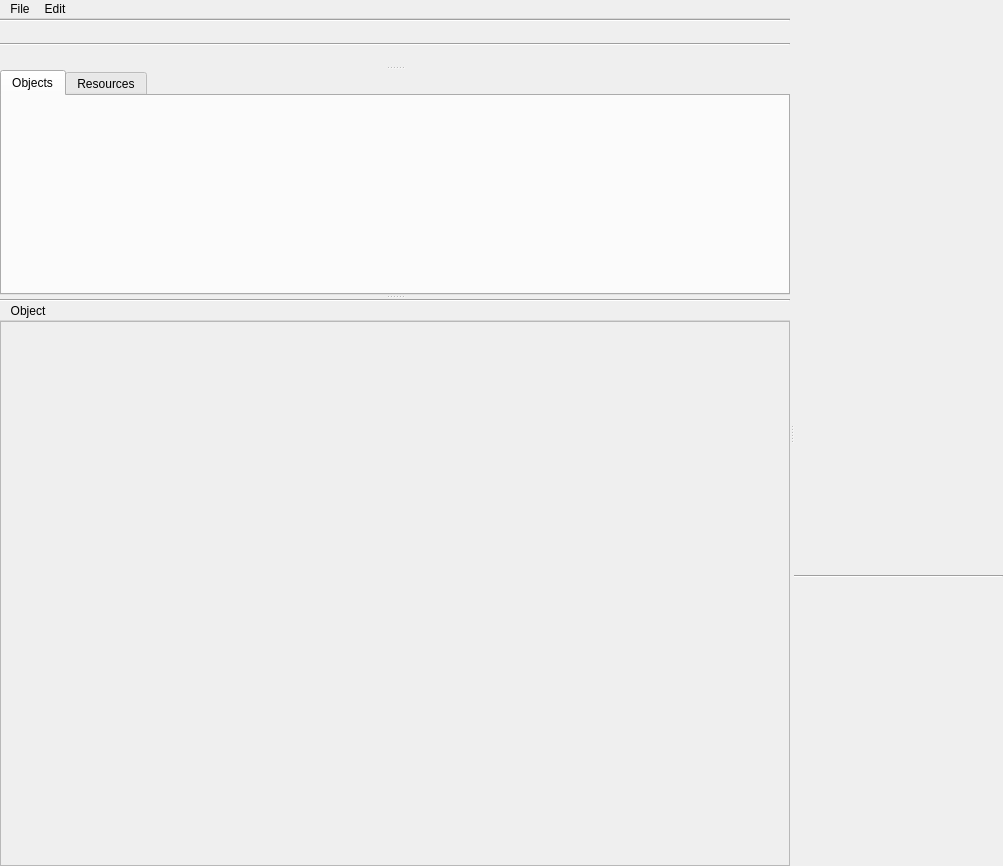
The window that src/gui/qt/Window.ui (stippi/WonderBrush-v3) describes before a commit, drawn with Qt 5.
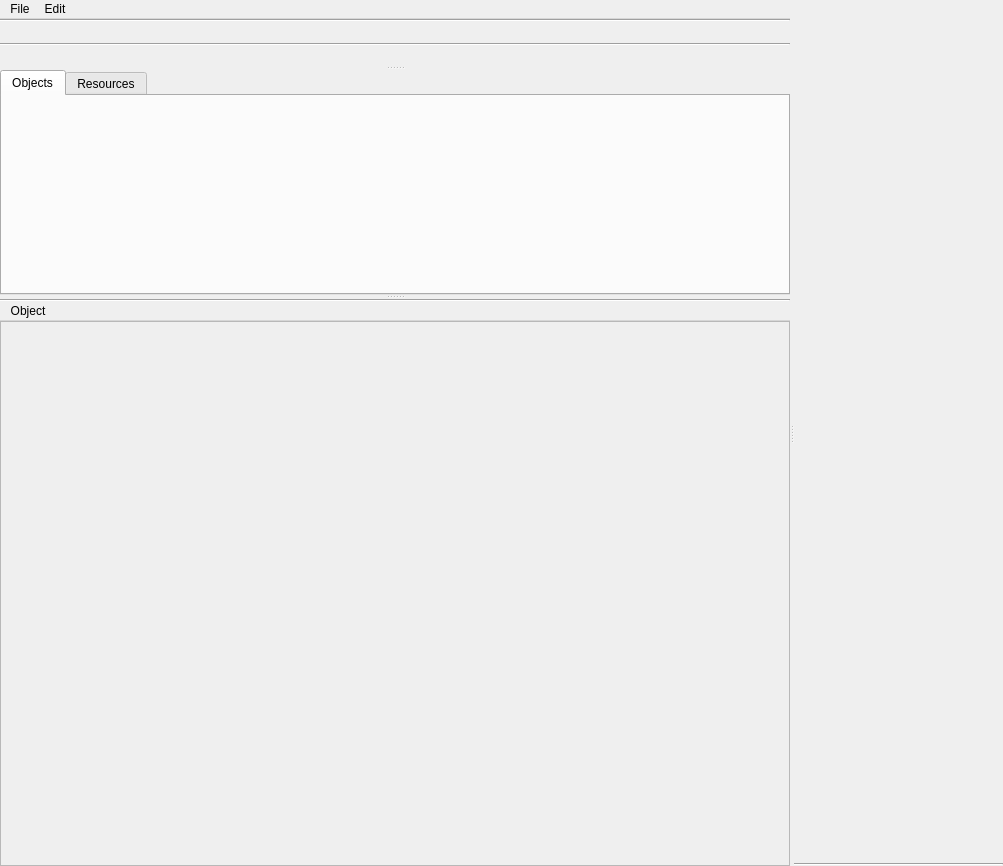
The same window after the commit. Custom widgets are drawn as their Qt base class.

Commit message: Qt: beginnings to get the tools added to the window

```diff
--- a/src/gui/qt/Window.ui
+++ b/src/gui/qt/Window.ui
@@ -149,7 +149,7 @@
          <number>0</number>
         </property>
         <item>
-         <widget class="QWidget" name="toolConfigView" native="true"/>
+         <widget class="QStackedWidget" name="toolConfigView"/>
         </item>
         <item>
          <layout class="QHBoxLayout" name="horizontalLayout">
```
The commit also changes 3 other files.
